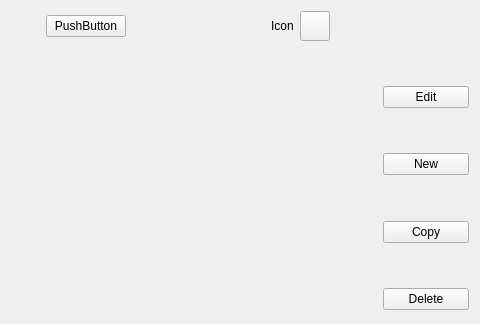
Qt form HimalayaMain/Gui/Components/Programs/Forms/ModifyProgramDlg.ui (Liyezhong/Master) before a commit; both pictures show x 195 to 675 and y 0 to 324 of the 675 by 470 pixel window.
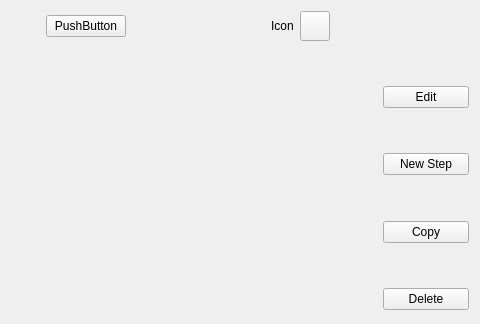
The same form after that commit. Icons and pictures are not drawn. Custom widgets are drawn as their Qt base class.

```diff
--- a/HimalayaMain/Gui/Components/Programs/Forms/ModifyProgramDlg.ui
+++ b/HimalayaMain/Gui/Components/Programs/Forms/ModifyProgramDlg.ui
@@ -218,7 +218,7 @@
         <enum>Qt::NoFocus</enum>
        </property>
        <property name="text">
-        <string>New</string>
+        <string>New Step</string>
        </property>
       </widget>
      </item>
```
